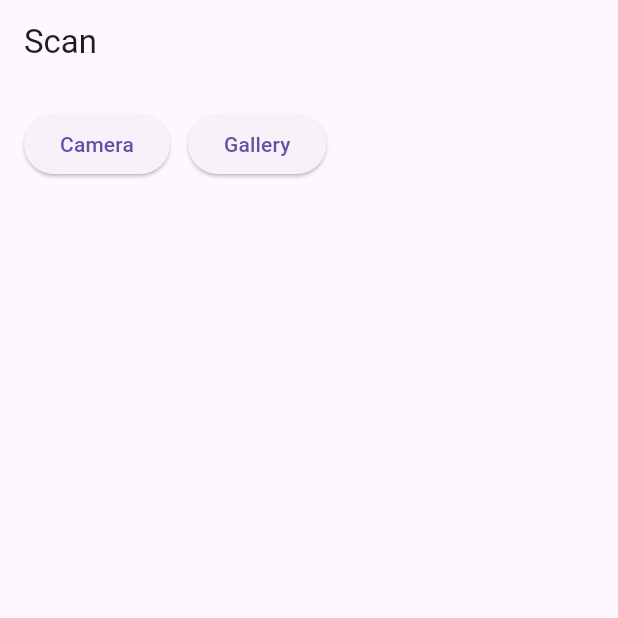
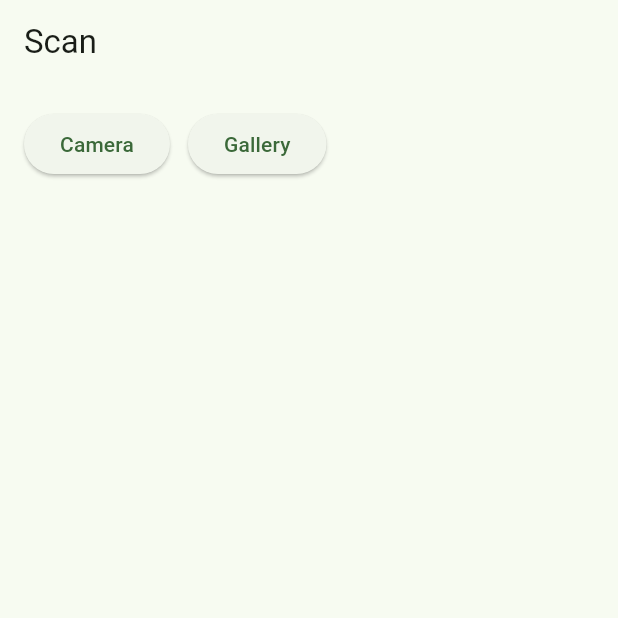
Before and after one commit to dan24tor84/potbot-frontend, a Flutter app: the screen it shows after launch, on a phone screen of 412 x 824 dp, the top half of it. Run offline on Flutter 3.47's test engine with Material 3 defaults, Android fonts, the phone set to English and light mode, and no system bars; our stand-ins replace image_picker.

Commit message:
Update main.dart

```diff
--- a/lib/main.dart
+++ b/lib/main.dart
@@ -1,22 +1,24 @@
 import 'package:flutter/material.dart';
 import 'widgets/scan_screen.dart';
 
-void main() {
-  runApp(const PotBotApp());
-}
+void main() => runApp(const PotBotApp());
 
 class PotBotApp extends StatelessWidget {
   const PotBotApp({super.key});
 
   @override
   Widget build(BuildContext context) {
-    // Use your Railway backend URL here:
-    const String apiUrl = 'https://potbot-backend-production.up.railway.app';
-
+    const apiUrl = 'https://potbot-backend-production.up.railway.app'; // your backend
     return MaterialApp(
+      title: 'PotBot',
       debugShowCheckedModeBanner: false,
-      title: 'PotBot',
-      theme: ThemeData(primarySwatch: Colors.green),
+      theme: ThemeData(
+        colorScheme: ColorScheme.fromSeed(seedColor: Colors.green.shade600),
+        useMaterial3: true,
+        textTheme: const TextTheme(
+          headlineMedium: TextStyle(letterSpacing: -0.2),
+        ),
+      ),
       home: const ScanScreen(apiUrl: apiUrl),
     );
   }
```
